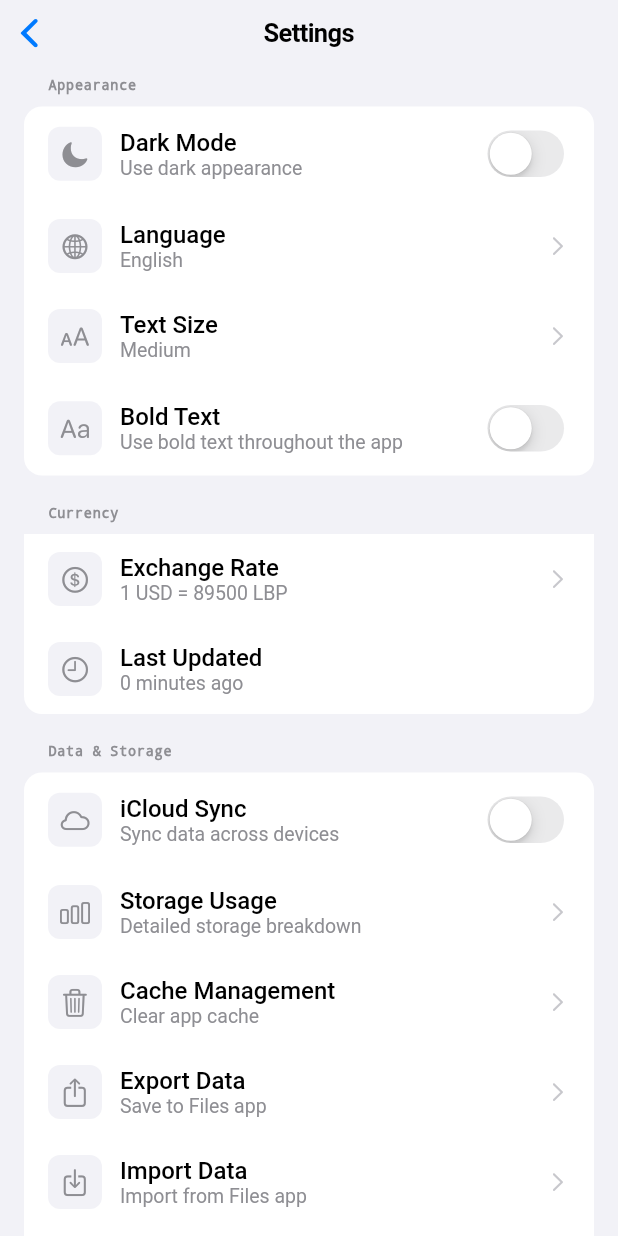
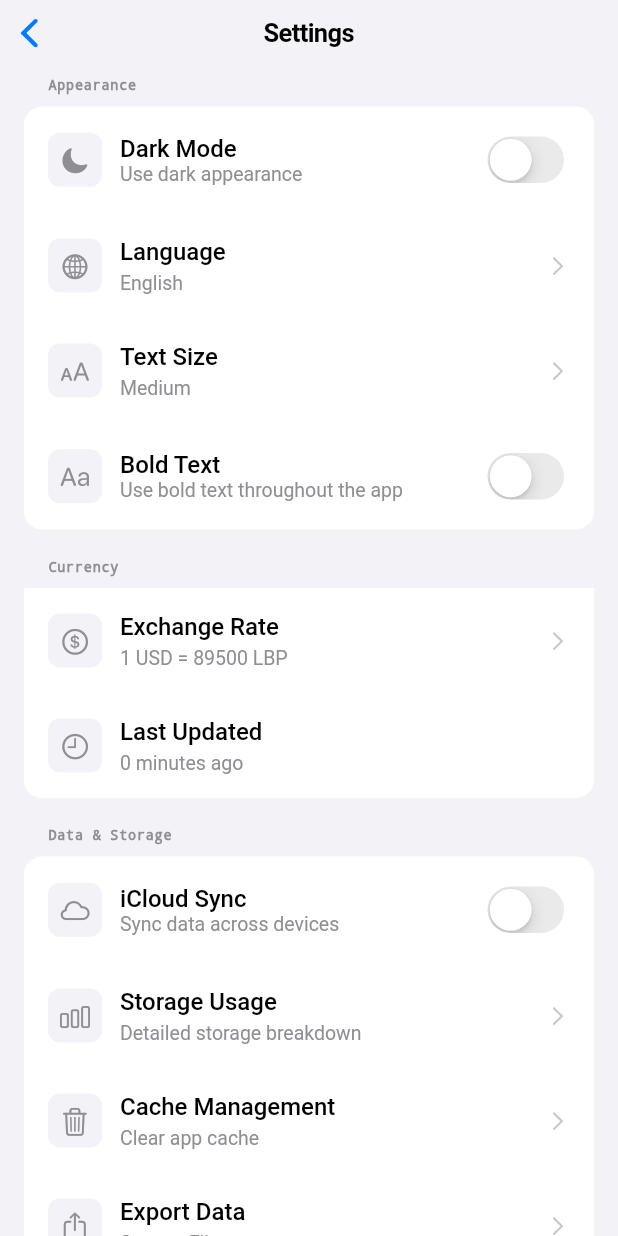
Before and after one commit to johnychnouda/Bechaalany-Debt, a Flutter app: the SettingsScreen screen opened directly, on a phone screen of 412 x 824 dp. Run offline on Flutter 3.47's test engine with Material 3 defaults, Android fonts, the phone set to English and light mode, and no system bars; our stand-ins replace connectivity_plus, flutter_local_notifications, flutter_svg, hive, hive_flutter, pdf and 2 more; accounts and stored records are empty; generated files the repository leaves out were written again.

Commit message:
fix: improve spacing between titles and subtitles in settings screen - Add 4px spacing between titles and subtitles in all row types - Increase vertical padding from 12px to 16px for better breathing room - Apply spacing to switch rows, navigation rows, action rows, and info rows - Follow iOS 18.5 design standards for better readability and visual hierarchy

```diff
--- a/lib/screens/settings_screen.dart
+++ b/lib/screens/settings_screen.dart
@@ -253,7 +253,7 @@ class _SettingsScreenState extends State<SettingsScreen> {
 
   Widget _buildSwitchRow(String title, String subtitle, IconData icon, bool value, ValueChanged<bool> onChanged) {
     return Container(
-      padding: const EdgeInsets.symmetric(horizontal: 16, vertical: 12),
+      padding: const EdgeInsets.symmetric(horizontal: 16, vertical: 16),
       child: Row(
         children: [
           Container(
@@ -319,7 +319,7 @@ class _SettingsScreenState extends State<SettingsScreen> {
       ),
       child: CupertinoButton(
         onPressed: onTap,
-        padding: const EdgeInsets.symmetric(horizontal: 16, vertical: 12),
+        padding: const EdgeInsets.symmetric(horizontal: 16, vertical: 16),
         child: Row(
           children: [
             Container(
@@ -352,7 +352,8 @@ class _SettingsScreenState extends State<SettingsScreen> {
                       ),
                     ),
                   ),
-                  if (subtitle.isNotEmpty)
+                  if (subtitle.isNotEmpty) ...[
+                    const SizedBox(height: 4),
                     RichText(
                       text: TextSpan(
                         text: subtitle,
@@ -365,6 +366,7 @@ class _SettingsScreenState extends State<SettingsScreen> {
                         ),
                       ),
                     ),
+                  ],
                 ],
               ),
             ),
@@ -386,7 +388,7 @@ class _SettingsScreenState extends State<SettingsScreen> {
       ),
       child: CupertinoButton(
         onPressed: onTap,
-        padding: const EdgeInsets.symmetric(horizontal: 16, vertical: 12),
+        padding: const EdgeInsets.symmetric(horizontal: 16, vertical: 16),
         child: Row(
           children: [
             Container(
@@ -419,7 +421,8 @@ class _SettingsScreenState extends State<SettingsScreen> {
                       ),
                     ),
                   ),
-                  if (subtitle.isNotEmpty)
+                  if (subtitle.isNotEmpty) ...[
+                    const SizedBox(height: 4),
                     RichText(
                       text: TextSpan(
                         text: subtitle,
@@ -432,6 +435,7 @@ class _SettingsScreenState extends State<SettingsScreen> {
                         ),
                       ),
                     ),
+                  ],
                 ],
               ),
             ),
@@ -448,7 +452,7 @@ class _SettingsScreenState extends State<SettingsScreen> {
 
   Widget _buildInfoRow(String title, String subtitle, IconData icon) {
     return Container(
-      padding: const EdgeInsets.symmetric(horizontal: 16, vertical: 12),
+      padding: const EdgeInsets.symmetric(horizontal: 16, vertical: 16),
       child: Row(
         children: [
           Container(
@@ -481,7 +485,8 @@ class _SettingsScreenState extends State<SettingsScreen> {
                     ),
                   ),
                 ),
-                if (subtitle.isNotEmpty)
+                if (subtitle.isNotEmpty) ...[
+                  const SizedBox(height: 4),
                   RichText(
                     text: TextSpan(
                       text: subtitle,
@@ -494,6 +499,7 @@ class _SettingsScreenState extends State<SettingsScreen> {
                       ),
                     ),
                   ),
+                ],
               ],
             ),
           ),
```
